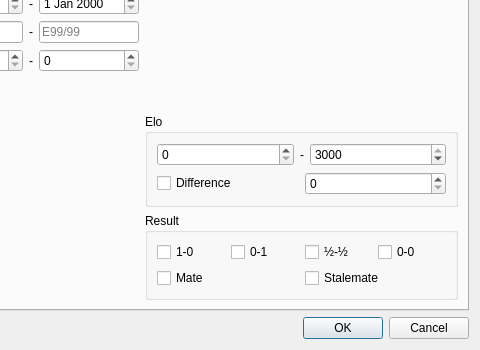
Before: the Qt Designer form databasefilter.ui in ChessMD/ChessMD, drawn with Qt 5; both pictures show x 196 to 676 and y 218 to 568 of the 676 by 568 pixel window.
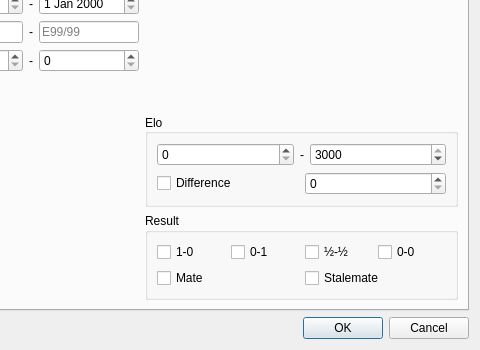
After: the same form once the commit is applied.

```diff
--- a/databasefilter.ui
+++ b/databasefilter.ui
@@ -507,6 +507,15 @@
              <property name="title">
               <string>Elo</string>
              </property>
+             <property name="alignment">
+              <set>Qt::AlignmentFlag::AlignLeading|Qt::AlignmentFlag::AlignLeft|Qt::AlignmentFlag::AlignVCenter</set>
+             </property>
+             <property name="flat">
+              <bool>false</bool>
+             </property>
+             <property name="checkable">
+              <bool>false</bool>
+             </property>
              <layout class="QGridLayout" name="gridLayout_12">
               <item row="0" column="0">
                <layout class="QVBoxLayout" name="verticalLayout_26">
```
